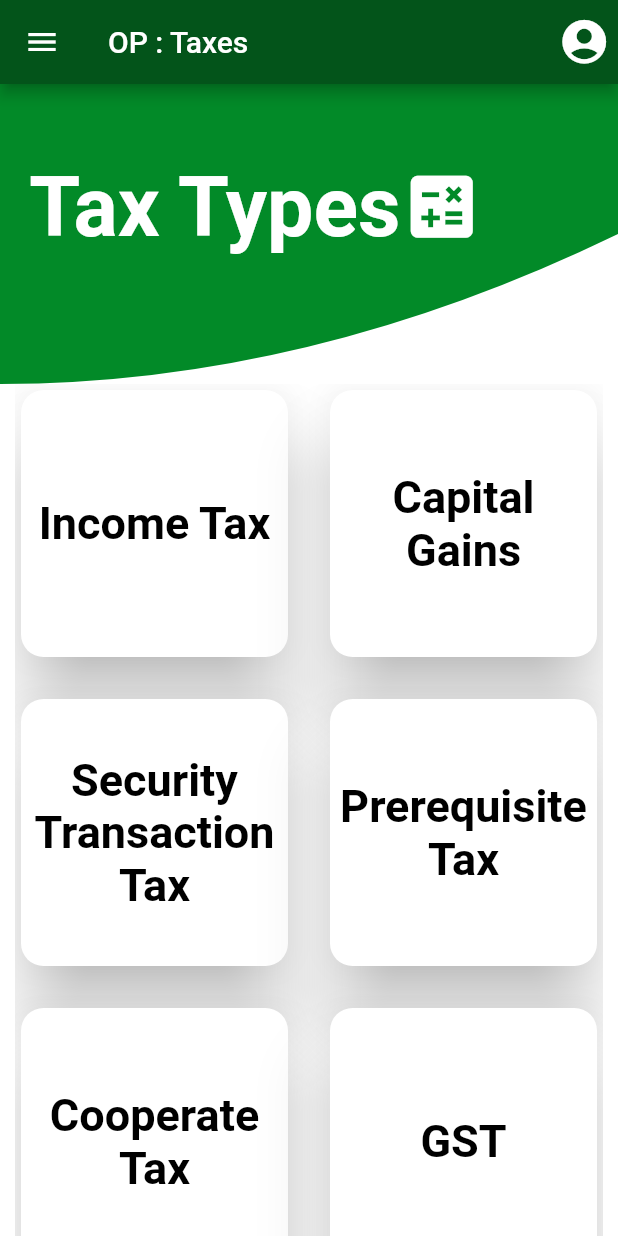
After one commit to Earthknight/OP-Taxes, a Flutter app: the screen it shows after launch, in the side drawer, after a tap on "About Taxes", on a phone screen of 412 x 824 dp. The commit adds this screen. Run offline on Flutter 3.47's test engine with Material 2 defaults, Android fonts, the phone set to English and light mode, and no system bars; missing offline and left inert: country_pickers.

Commit message:
tax type list screen added

```diff
--- a/lib/screens/drawer.dart
+++ b/lib/screens/drawer.dart
@@ -1,6 +1,7 @@
 import 'package:flutter/cupertino.dart';
 import 'package:flutter/material.dart';
 import 'package:taxes/screens/select_country_screen.dart';
+import 'package:taxes/screens/tax_list_screen.dart';
 
 
 class DrawerScreen extends StatelessWidget {
@@ -76,6 +77,11 @@ Widget DrawerWidget(BuildContext context){
                       fontWeight: FontWeight.bold,
                     ),
                   ),
+                    onTap: () {
+                      Navigator.of(context, rootNavigator: true).push(
+                        MaterialPageRoute(builder: (context) => TaxType()),
+                      );
+                    }
                 ),
                 ListTile(
                     title: Text("Taxes Acc To Country",
--- /dev/null
+++ b/lib/screens/tax_list_screen.dart
@@ -0,0 +1,100 @@
+import 'package:flutter/material.dart';
+import 'package:taxes/widget/clippper.dart';
+import 'drawer.dart';
+
+class TaxType extends StatefulWidget{
+  State<StatefulWidget> createState() {
+    return TaxTypeState();
+  }
+}
+
+class TaxTypeState extends State<TaxType> {
+
+  List<String> TaxTypes = ["Income Tax", "Capital Gains" ,"Security Transaction Tax", "Prerequisite Tax",
+  "Cooperate Tax", "GST", "Property Tax", "Professional Tax", "Entertainment Tax",
+  "Registration Tax", "Education Cess", "Entry Tax", "Road Tax", "Toll Tax",
+    "Custom Duty", "Excise Duty"];
+
+
+  @override
+  Widget build(BuildContext context) {
+    return Scaffold(
+      appBar: AppBarWidget(),
+      drawer: DrawerWidget(context),
+      body: SafeArea(
+        child: Container(
+            color: Colors.white,
+            child: Column(
+              children: [
+                const SizedBox(
+                  height: 00,
+                ),
+                Stack(children: [
+                  Clipper(),
+                  Positioned(top: 50, right: 90,
+                      child: Row(
+                        children: [
+                          Text(
+                            'Tax Types',
+                            style: TextStyle(
+                              fontSize: 55.0,
+                              fontWeight: FontWeight.bold,
+                              color: Colors.white,
+                            ),
+                          ),
+                          Icon(
+                           Icons.calculate,
+                            size: 55.0,
+                            color: Colors.white,
+                          ),
+                        ],
+                      )),
+                ]),
+                Expanded(
+                  child: Padding(
+                    padding: EdgeInsets.only(left: 10.0, right: 10.0),
+                    child:GridView.builder(
+                        shrinkWrap: true,
+                        scrollDirection: Axis.vertical,
+                        physics: NeverScrollableScrollPhysics(),
+                        gridDelegate: SliverGridDelegateWithFixedCrossAxisCount(
+                            crossAxisCount: 2,
+                            crossAxisSpacing: 20.0,
+                            mainAxisSpacing: 20.0
+                        ),
+                        itemCount: TaxTypes.length,
+                        itemBuilder: (context, int index) {
+                          return gridItem(TaxTypes[index]);
+                        }),
+                  ),
+                ),
+              ],
+            )),
+      ),
+    );
+  }
+  Widget gridItem(String gridItemText){
+    return SizedBox(
+      height: 150.0,
+      width: 150.0,
+      child: Card(
+        shape: RoundedRectangleBorder(
+          borderRadius: BorderRadius.circular(15),
+        ),
+        elevation: 20,
+        color: Colors.white,
+        child: Center(
+          child: Text(
+            gridItemText,
+            textAlign: TextAlign.center,
+            style: TextStyle(
+              color: Colors.black,
+              fontWeight: FontWeight.bold,
+              fontSize: 30.0,
+            ),
+          ),
+        ),
+      ),
+    );
+  }
+}
--- /dev/null
+++ b/lib/widget/clippper.dart
@@ -0,0 +1,35 @@
+import 'package:flutter/material.dart';
+
+class Clipper extends StatelessWidget {
+  const Clipper({Key key}) : super(key: key);
+
+  @override
+  Widget build(BuildContext context) {
+    return Container(
+      child: ClipPath(
+        clipper: MyClipper(),
+        child: Container(
+          width: double.infinity,
+          height: 200.0,
+          color: Color(0xff028A28),
+        ),
+      ),
+    );
+  }
+}
+
+class MyClipper extends CustomClipper<Path> {
+  @override
+  Path getClip(Size size) {
+    var path = Path();
+    path.lineTo(0, size.height);
+    path.quadraticBezierTo(size.width / 2, size.height, size.width, size.height/2);
+    path.lineTo(size.width, 0);
+    path.close();
+    return path;
+  }
+  @override
+  bool shouldReclip(CustomClipper<Path> oldClipper) {
+    return false;
+  }
+}
```
